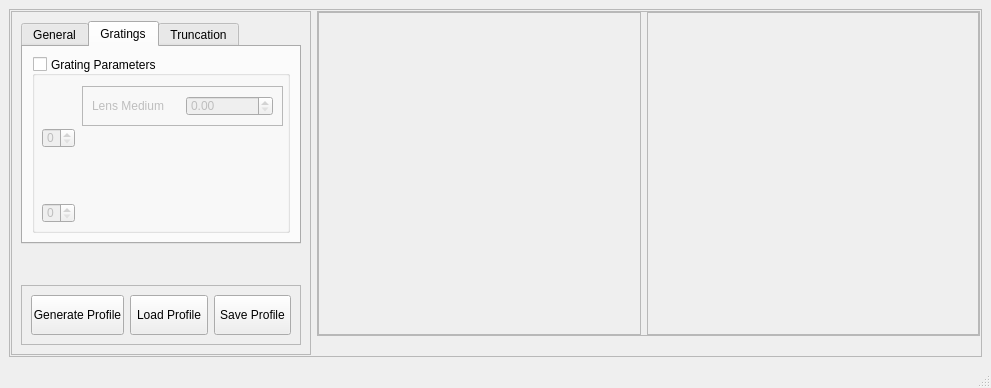
Old version of the form src/lens_simulation/UI/qtdesigner_files/LensCreator.ui in the repository DeMarcoLab/juno.
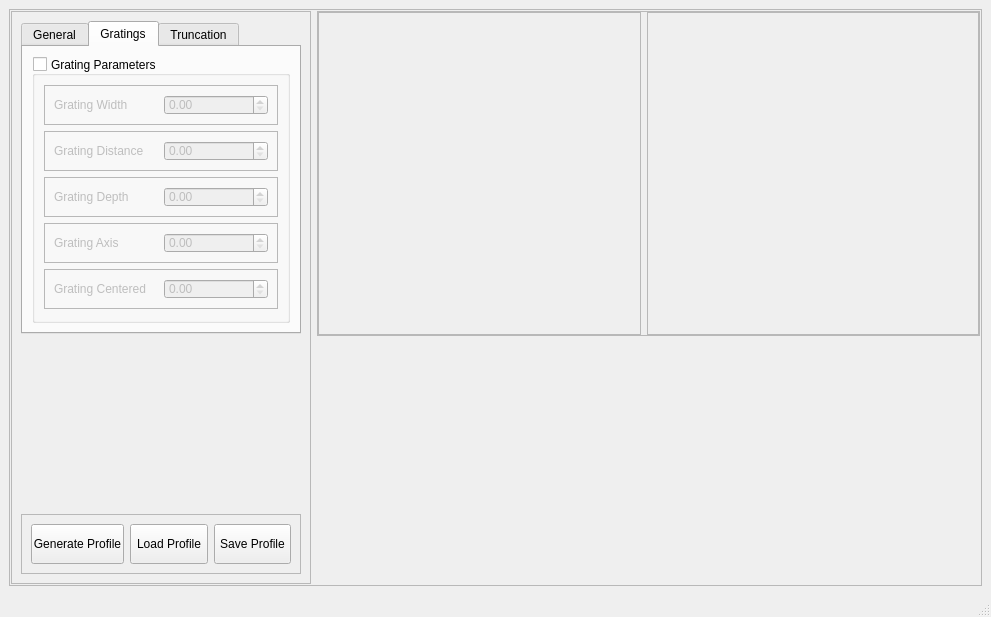
New version of the form. The open tabs and pages were chosen to show the change.

Commit message: Update truncation and grating parameters

Patch:
```diff
--- a/src/lens_simulation/UI/qtdesigner_files/LensCreator.ui
+++ b/src/lens_simulation/UI/qtdesigner_files/LensCreator.ui
@@ -7,7 +7,7 @@
     <x>0</x>
     <y>0</y>
     <width>991</width>
-    <height>388</height>
+    <height>617</height>
    </rect>
   </property>
   <property name="windowTitle">
@@ -346,7 +346,7 @@
                  <set>Qt::AlignJustify|Qt::AlignVCenter</set>
                 </property>
                 <property name="flat">
-                 <bool>true</bool>
+                 <bool>false</bool>
                 </property>
                 <property name="checkable">
                  <bool>true</bool>
@@ -354,44 +354,14 @@
                 <property name="checked">
                  <bool>false</bool>
                 </property>
-                <widget class="QSpinBox" name="spinBox">
-                 <property name="geometry">
-                  <rect>
-                   <x>10</x>
-                   <y>72</y>
-                   <width>33</width>
-                   <height>20</height>
-                  </rect>
-                 </property>
-                </widget>
-                <widget class="QSpinBox" name="spinBox_2">
-                 <property name="geometry">
-                  <rect>
-                   <x>10</x>
-                   <y>147</y>
-                   <width>33</width>
-                   <height>20</height>
-                  </rect>
-                 </property>
-                </widget>
-                <widget class="QSpinBox" name="spinBox_5">
-                 <property name="geometry">
-                  <rect>
-                   <x>10</x>
-                   <y>222</y>
-                   <width>33</width>
-                   <height>20</height>
-                  </rect>
-                 </property>
-                </widget>
+                <layout class="QVBoxLayout" name="verticalLayout_4">
+                 <item>
                 <widget class="QFrame" name="frame_6">
-                 <property name="geometry">
-                  <rect>
-                   <x>50</x>
-                   <y>30</y>
-                   <width>201</width>
+                   <property name="maximumSize">
+                    <size>
+                     <width>16777215</width>
                    <height>40</height>
-                  </rect>
+                    </size>
                  </property>
                  <property name="frameShape">
                   <enum>QFrame::StyledPanel</enum>
@@ -403,7 +373,7 @@
                   <item>
                    <widget class="QLabel" name="label_6">
                     <property name="text">
-                     <string>Lens Medium</string>
+                       <string>Grating Width</string>
                     </property>
                    </widget>
                   </item>
@@ -412,6 +382,120 @@
                   </item>
                  </layout>
                 </widget>
+                 </item>
+                 <item>
+                  <widget class="QFrame" name="frame_8">
+                   <property name="maximumSize">
+                    <size>
+                     <width>16777215</width>
+                     <height>40</height>
+                    </size>
+                   </property>
+                   <property name="frameShape">
+                    <enum>QFrame::StyledPanel</enum>
+                   </property>
+                   <property name="frameShadow">
+                    <enum>QFrame::Raised</enum>
+                   </property>
+                   <layout class="QHBoxLayout" name="horizontalLayout_10">
+                    <item>
+                     <widget class="QLabel" name="label_8">
+                      <property name="text">
+                       <string>Grating Distance</string>
+                      </property>
+                     </widget>
+                    </item>
+                    <item>
+                     <widget class="QDoubleSpinBox" name="doubleSpinBox_8"/>
+                    </item>
+                   </layout>
+                  </widget>
+                 </item>
+                 <item>
+                  <widget class="QFrame" name="frame_11">
+                   <property name="maximumSize">
+                    <size>
+                     <width>16777215</width>
+                     <height>40</height>
+                    </size>
+                   </property>
+                   <property name="frameShape">
+                    <enum>QFrame::StyledPanel</enum>
+                   </property>
+                   <property name="frameShadow">
+                    <enum>QFrame::Raised</enum>
+                   </property>
+                   <layout class="QHBoxLayout" name="horizontalLayout_13">
+                    <item>
+                     <widget class="QLabel" name="label_11">
+                      <property name="text">
+                       <string>Grating Depth</string>
+                      </property>
+                     </widget>
+                    </item>
+                    <item>
+                     <widget class="QDoubleSpinBox" name="doubleSpinBox_11"/>
+                    </item>
+                   </layout>
+                  </widget>
+                 </item>
+                 <item>
+                  <widget class="QFrame" name="frame_9">
+                   <property name="maximumSize">
+                    <size>
+                     <width>16777215</width>
+                     <height>40</height>
+                    </size>
+                   </property>
+                   <property name="frameShape">
+                    <enum>QFrame::StyledPanel</enum>
+                   </property>
+                   <property name="frameShadow">
+                    <enum>QFrame::Raised</enum>
+                   </property>
+                   <layout class="QHBoxLayout" name="horizontalLayout_11">
+                    <item>
+                     <widget class="QLabel" name="label_9">
+                      <property name="text">
+                       <string>Grating Axis</string>
+                      </property>
+                     </widget>
+                    </item>
+                    <item>
+                     <widget class="QDoubleSpinBox" name="doubleSpinBox_9"/>
+                    </item>
+                   </layout>
+                  </widget>
+                 </item>
+                 <item>
+                  <widget class="QFrame" name="frame_10">
+                   <property name="maximumSize">
+                    <size>
+                     <width>16777215</width>
+                     <height>40</height>
+                    </size>
+                   </property>
+                   <property name="frameShape">
+                    <enum>QFrame::StyledPanel</enum>
+                   </property>
+                   <property name="frameShadow">
+                    <enum>QFrame::Raised</enum>
+                   </property>
+                   <layout class="QHBoxLayout" name="horizontalLayout_12">
+                    <item>
+                     <widget class="QLabel" name="label_10">
+                      <property name="text">
+                       <string>Grating Centered</string>
+                      </property>
+                     </widget>
+                    </item>
+                    <item>
+                     <widget class="QDoubleSpinBox" name="doubleSpinBox_10"/>
+                    </item>
+                   </layout>
+                  </widget>
+                 </item>
+                </layout>
                </widget>
               </item>
              </layout>
```
Left out of the diff: 130 changed lines with no effect on the pictures. Lines whose indentation alone changed are shown as unchanged. The commit also changes 1 other file.
